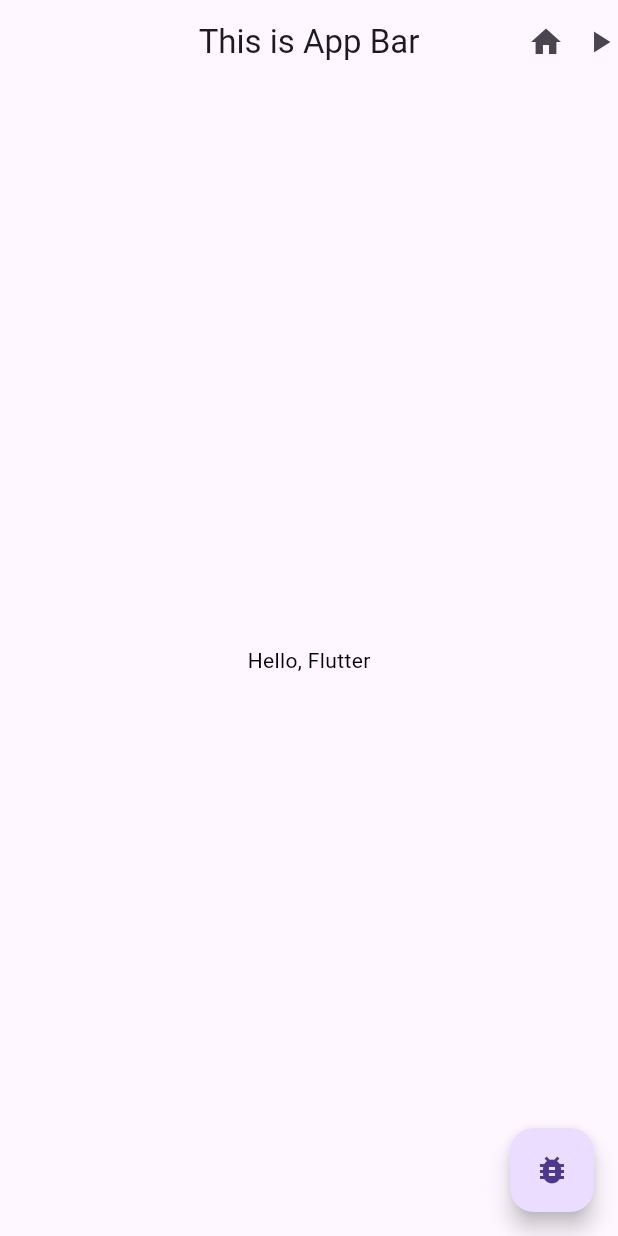
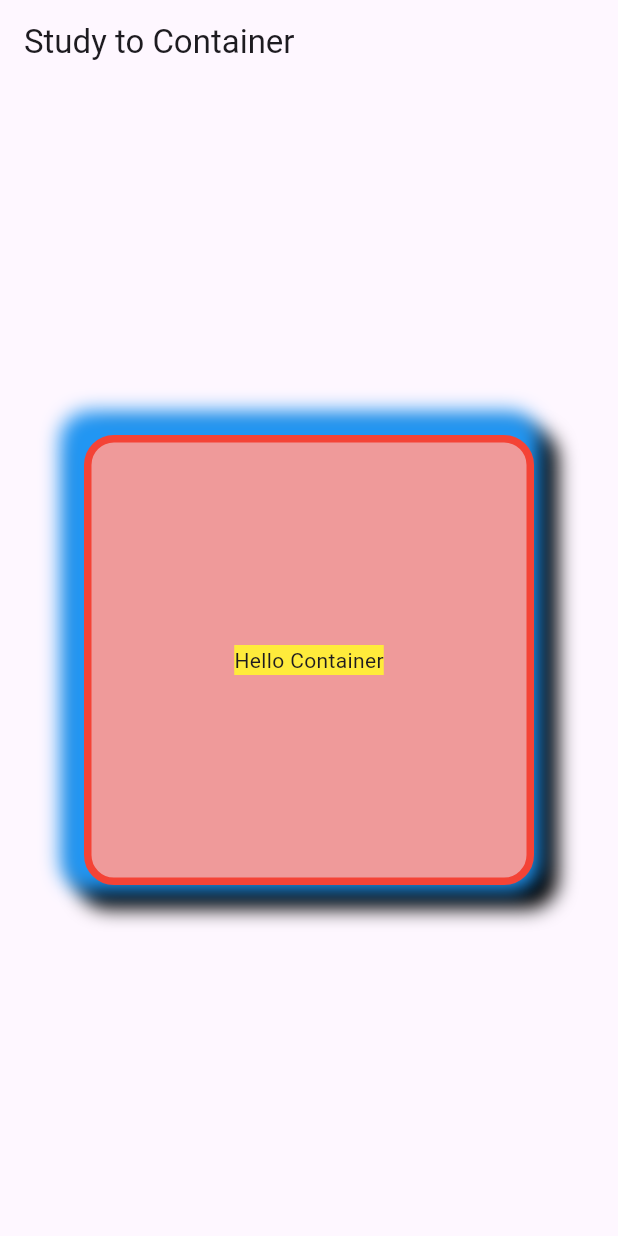
Before and after one commit to kamja44/Dart_Flutter, a Flutter app: the screen it shows after launch, on a phone screen of 412 x 824 dp. Run offline on Flutter 3.47's test engine with Material 3 defaults, Android fonts, the phone set to English and light mode, and no system bars.

Commit message:
Container, BoxDecoration

```diff
--- a/flutter_study/lib/main.dart
+++ b/flutter_study/lib/main.dart
@@ -5,41 +5,44 @@ void main() {
     MaterialApp(
       home: Scaffold(
         appBar: AppBar(
-          actions: [
-            IconButton(
-              icon: const Icon(Icons.home),
-              onPressed: () {
-                print("Pressed!");
-              },
-            ),
-            const Icon(Icons.play_arrow),
-          ],
-          centerTitle: true,
-          title: const Text("This is App Bar"),
+          title: Text("Study to Container"),
         ),
-        body: const TestWidget(),
-        floatingActionButton: FloatingActionButton(
-          child: const Icon(Icons.bug_report),
-          onPressed: () {
-            print("Tab FAB!");
-          },
-        ),
+        body: CustomContainer(),
       ),
     ),
   );
 }
 
-class TestWidget extends StatelessWidget {
-  const TestWidget({super.key});
+class CustomContainer extends StatelessWidget {
+  const CustomContainer({super.key});
 
   @override
   Widget build(BuildContext context) {
-    return const SafeArea(
-      child: Center(
-        child: Text(
-          "Hello, Flutter",
-          style: TextStyle(
-            color: Colors.black,
+    return Center(
+      child: Container(
+        width: 300,
+        height: 300,
+        decoration: BoxDecoration(
+            color: Colors.red.shade200,
+            border: Border.all(
+                color: Colors.red, width: 5, style: BorderStyle.solid),
+            borderRadius: BorderRadius.circular(20),
+            boxShadow: const [
+              BoxShadow(
+                  color: Colors.black,
+                  offset: Offset(6, 6),
+                  blurRadius: 10,
+                  spreadRadius: 10),
+              BoxShadow(
+                  color: Colors.blue,
+                  offset: Offset(-6, -6),
+                  blurRadius: 10,
+                  spreadRadius: 10),
+            ]),
+        child: Center(
+          child: Container(
+            color: Colors.yellow,
+            child: Text("Hello Container"),
           ),
         ),
       ),
```
Also changed, not shown: 1 other file.
